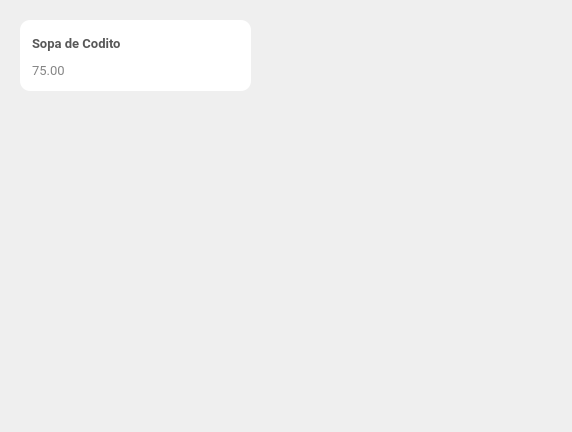
This is El-Patio/mesero/mesero_tarjeta_extra.ui in MrDanielG/IHC-ElPatio as Qt 5 draws it before an edit. The edited form follows.
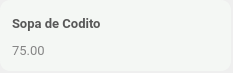
This is the edited form. Icons and pictures are not drawn.

Commit message: Create Catalogo Extras

Patch:
```diff
--- a/El-Patio/mesero/mesero_tarjeta_extra.ui
+++ b/El-Patio/mesero/mesero_tarjeta_extra.ui
@@ -6,18 +6,24 @@
    <rect>
     <x>0</x>
     <y>0</y>
-    <width>572</width>
-    <height>432</height>
+    <width>233</width>
+    <height>73</height>
    </rect>
   </property>
+  <property name="minimumSize">
+   <size>
+    <width>233</width>
+    <height>73</height>
+   </size>
+  </property>
   <property name="windowTitle">
    <string>Form</string>
   </property>
   <widget class="QFrame" name="frame">
    <property name="geometry">
     <rect>
-     <x>20</x>
-     <y>20</y>
+     <x>0</x>
+     <y>0</y>
      <width>231</width>
      <height>71</height>
     </rect>
@@ -36,7 +42,8 @@
    </property>
    <property name="styleSheet">
     <string notr="true">border-radius: 10px;
-background-color: #fff;</string>
+background-color: #F4F7F4;
+</string>
    </property>
    <property name="frameShape">
     <enum>QFrame::StyledPanel</enum>
```
The commit also changes 13 other files.
